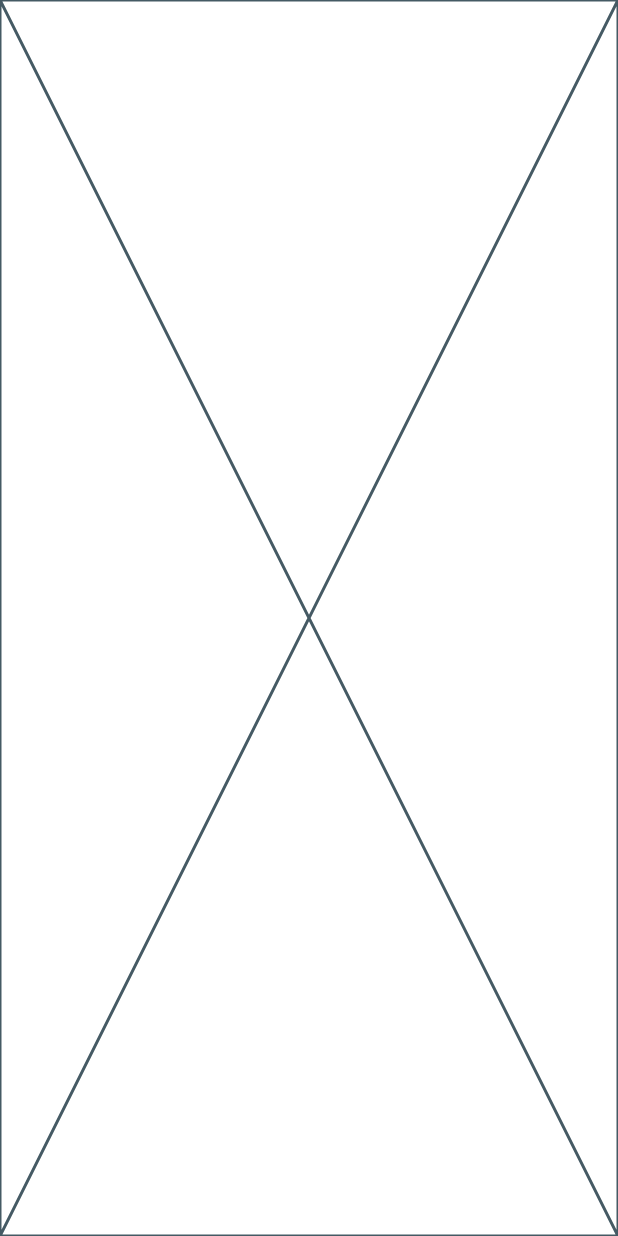
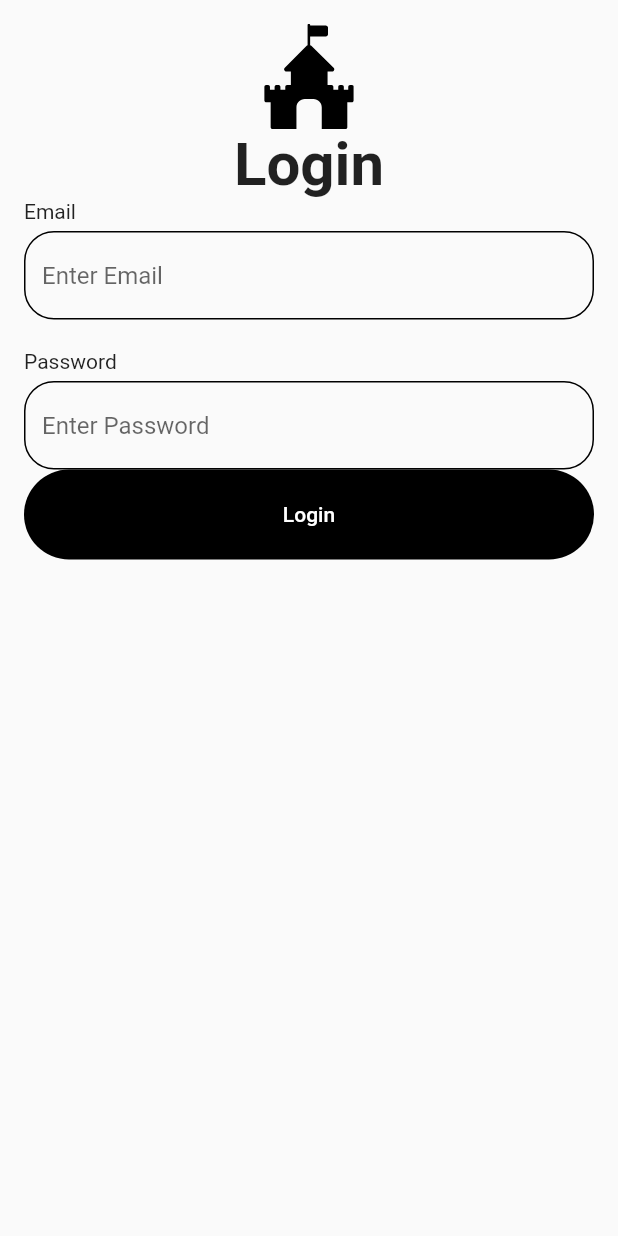
Before and after one commit to unjoo31/flutter-login-app-2, a Flutter app: the screen it shows after launch, on a phone screen of 412 x 824 dp. Run offline on Flutter 3.47's test engine with Material 2 defaults, Android fonts, the light colour scheme and no system bars; our stand-ins replace flutter_svg.

Commit message:
git commit "로그인 페이지 완료"

```diff
--- /dev/null
+++ b/lib/components/custom_text_form_field.dart
@@ -0,0 +1,37 @@
+import 'package:flutter/material.dart';
+import 'package:login_app_2/size.dart';
+
+class CustomTextFormField extends StatelessWidget {
+  String text;
+  bool isPassword;
+  CustomTextFormField({required this.text, this.isPassword = false});
+
+  @override
+  Widget build(BuildContext context) {
+    return Column(
+      crossAxisAlignment: CrossAxisAlignment.start,
+      children: [
+        Text("${text}"),
+        SizedBox(height: small_gap),
+        TextFormField(
+          obscureText: isPassword,
+          decoration: InputDecoration(
+            hintText: "Enter ${text}",
+            enabledBorder: OutlineInputBorder(
+              borderRadius: BorderRadius.circular(20),
+            ),
+            focusedBorder: OutlineInputBorder(
+              borderRadius: BorderRadius.circular(20),
+            ),
+            errorBorder: OutlineInputBorder(
+              borderRadius: BorderRadius.circular(20),
+            ),
+            focusedErrorBorder: OutlineInputBorder(
+              borderRadius: BorderRadius.circular(20),
+            ),
+          ),
+        ),
+      ],
+    );
+  }
+}
--- /dev/null
+++ b/lib/components/logo.dart
@@ -0,0 +1,20 @@
+import 'package:flutter/material.dart';
+import 'package:flutter_svg/flutter_svg.dart';
+
+class Logo extends StatelessWidget {
+  String title;
+  Logo(this.title);
+
+  @override
+  Widget build(BuildContext context) {
+    return Column(
+      children: [
+        SvgPicture.asset("assets/logo.svg", width: 70, height: 70),
+        Text(
+          "${title}",
+          style: TextStyle(fontSize: 40, fontWeight: FontWeight.bold),
+        )
+      ],
+    );
+  }
+}
--- a/lib/main.dart
+++ b/lib/main.dart
@@ -1,4 +1,6 @@
 import 'package:flutter/material.dart';
+import 'package:login_app_2/pages/home_page.dart';
+import 'package:login_app_2/pages/login_page.dart';
 
 void main() {
   runApp(const MyApp());
@@ -9,6 +11,28 @@ class MyApp extends StatelessWidget {
 
   @override
   Widget build(BuildContext context) {
-    return const Placeholder();
+    return MaterialApp(
+      theme: buildThemeData(),
+      initialRoute: "/login",
+      routes: {
+        "/login": (context) => LoginPage(),
+        "/home": (context) => HomePage(),
+      },
+    );
+  }
+
+  ThemeData buildThemeData() {
+    return ThemeData(
+      textButtonTheme: TextButtonThemeData(
+        style: TextButton.styleFrom(
+          backgroundColor: Colors.black,
+          foregroundColor: Colors.white,
+          shape: RoundedRectangleBorder(
+            borderRadius: BorderRadius.circular(30),
+          ),
+          minimumSize: Size(double.infinity, 60),
+        ),
+      ),
+    );
   }
 }
--- /dev/null
+++ b/lib/pages/home_page.dart
@@ -0,0 +1,12 @@
+import 'package:flutter/material.dart';
+
+class HomePage extends StatelessWidget {
+  const HomePage({super.key});
+
+  @override
+  Widget build(BuildContext context) {
+    return Scaffold(
+      body: Center(child: Text("HomePage")),
+    );
+  }
+}
--- /dev/null
+++ b/lib/pages/login_page.dart
@@ -0,0 +1,27 @@
+import 'package:flutter/material.dart';
+import 'package:login_app_2/components/custom_text_form_field.dart';
+import 'package:login_app_2/components/logo.dart';
+import 'package:login_app_2/size.dart';
+
+class LoginPage extends StatelessWidget {
+  const LoginPage({super.key});
+
+  @override
+  Widget build(BuildContext context) {
+    return Scaffold(
+      body: Padding(
+        padding: const EdgeInsets.all(16.0),
+        child: (ListView(
+          // inset 영역 때문에
+          children: [
+            Logo("Login"),
+            CustomTextFormField(text: "Email"),
+            SizedBox(height: large_gap),
+            CustomTextFormField(text: "Password", isPassword: true),
+            TextButton(onPressed: () {}, child: Text("Login"))
+          ],
+        )),
+      ),
+    );
+  }
+}
--- /dev/null
+++ b/lib/size.dart
@@ -0,0 +1,4 @@
+const double small_gap = 5.0;
+const double medium_gap = 10.0;
+const double large_gap = 20.0;
+const double xlarge_gap = 100.0;
--- a/pubspec.yaml
+++ b/pubspec.yaml
@@ -35,6 +35,7 @@ dependencies:
   # The following adds the Cupertino Icons font to your application.
   # Use with the CupertinoIcons class for iOS style icons.
   cupertino_icons: ^1.0.2
+  flutter_svg: ^2.0.7
 
 dev_dependencies:
   flutter_test:
@@ -59,8 +60,8 @@ flutter:
   uses-material-design: true
 
   # To add assets to your application, add an assets section, like this:
-  # assets:
-  #   - images/a_dot_burr.jpeg
+  assets:
+    - assets/
   #   - images/a_dot_ham.jpeg
 
   # An image asset can refer to one or more resolution-specific "variants", see
```
Also changed, not shown: pubspec.lock.
